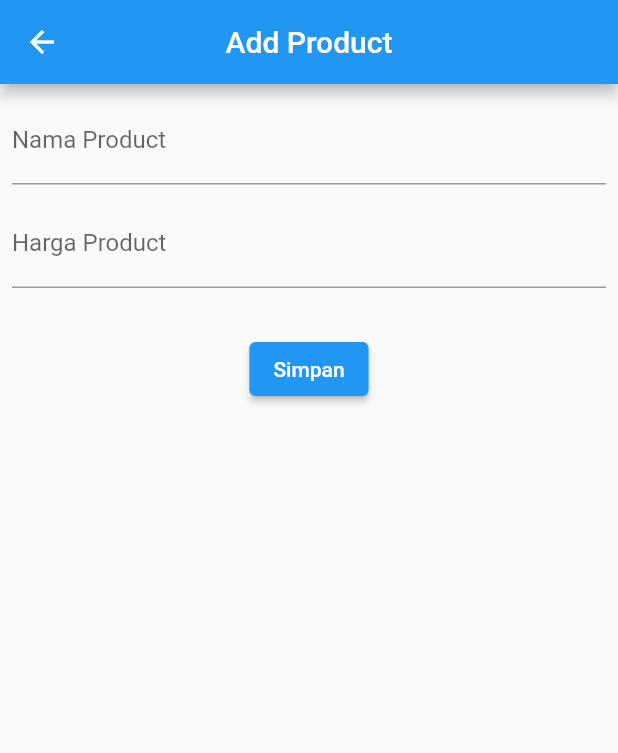
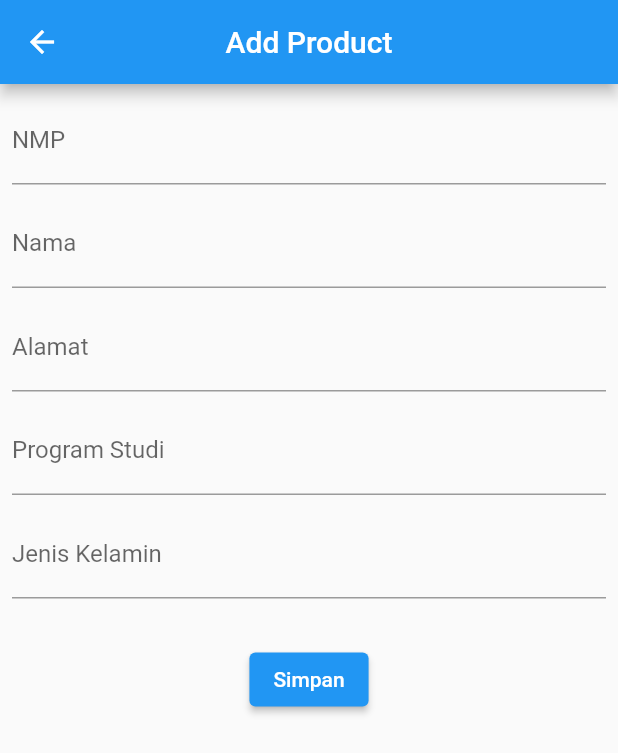
Before and after one commit to dndisaan/uts_21312061, a Flutter app: the AddProductView screen opened by its route, on a phone screen of 412 x 824 dp. Shown: the top 753 px of the screen. Run offline on Flutter 3.47's test engine with Material 2 defaults, Android fonts, the phone set to English and light mode, and no system bars; our stand-ins replace cloud_firestore, firebase_auth, firebase_core, get, google_sign_in; missing offline and left inert: dart:ffi; accounts and stored records are empty; network calls fail.

Commit message:
ini adalah commit Setelah UTS

```diff
--- a/lib/app/modules/add_product/controllers/add_product_controller.dart
+++ b/lib/app/modules/add_product/controllers/add_product_controller.dart
@@ -4,25 +4,35 @@ import 'package:get/get.dart';
 
 class AddProductController extends GetxController {
 
+  late TextEditingController cNpm;
   late TextEditingController cNama;
-  late TextEditingController cHarga;
+  late TextEditingController cAlamat;
+  late TextEditingController cProgramStudi;
+  late TextEditingController cJenisKelamin;
+
 
   FirebaseFirestore firestore = FirebaseFirestore.instance;
 
-  void addProduct(String nama, String harga) async {
-    CollectionReference products = firestore.collection("products");
+  void addProduct(String npm, String nama, String alamat, String programStudi, String jenisKelamin) async {
+    CollectionReference mahasiswa = firestore.collection("mahasiswa");
 
     try {
-      await products.add({
-        "name":nama,
-        "price":harga
+      await mahasiswa.add({
+        "NPM":npm,
+        "nama": nama,
+        "alamat":alamat,
+        "program_studi":programStudi,
+        "jk":jenisKelamin
       });
       Get.defaultDialog(
         title: "Berhasil",
         middleText: "Berhasil Menyimpan data produk",
         onConfirm: () {
+          cNpm.clear();
           cNama.clear();
-          cHarga.clear();
+          cAlamat.clear();
+          cProgramStudi.clear();
+          cJenisKelamin.clear();
           Get.back();
           Get.back();
           textConfirm:
@@ -36,16 +46,22 @@ class AddProductController extends GetxController {
   @override
   void onInit() {
     // TODO: implement onInit
+    cNpm = TextEditingController();
     cNama = TextEditingController();
-    cHarga = TextEditingController();
+    cAlamat = TextEditingController();
+    cProgramStudi = TextEditingController();
+    cJenisKelamin = TextEditingController();
     super.onInit();
   }
 
   @override
   void onClose() {
     // TODO: implement onClose
+    cNpm.dispose();
     cNama.dispose();
-    cHarga.dispose();
+    cAlamat.dispose();
+    cProgramStudi.dispose();
+    cJenisKelamin.dispose();
     super.onClose();
   }
 }
--- a/lib/app/modules/add_product/views/add_product_view.dart
+++ b/lib/app/modules/add_product/views/add_product_view.dart
@@ -18,28 +18,58 @@ class AddProductView extends GetView<AddProductController> {
         child: Column(
           children: [
             TextField(
-              controller: controller.cNama,
+              controller: controller.cNpm,
               autocorrect: false,
               textInputAction: TextInputAction.next,
-              decoration: InputDecoration(labelText: "Nama Product"),
+              keyboardType: TextInputType.number,
+              decoration: InputDecoration(labelText: "NMP"),
             ),
             SizedBox(
               height: 10,
             ),
             TextField(
-              controller: controller.cHarga,
+              controller: controller.cNama,
+              autocorrect: false,
+              textInputAction: TextInputAction.next,
+              decoration: InputDecoration(labelText: "Nama"),
+            ),
+            SizedBox(
+              height: 10,
+            ),
+            TextField(
+              controller: controller.cAlamat,
+              autocorrect: false,
+              textInputAction: TextInputAction.next,
+              decoration: InputDecoration(labelText: "Alamat"),
+            ),
+            SizedBox(
+              height: 10,
+            ),
+            TextField(
+              controller: controller.cProgramStudi,
+              autocorrect: false,
+              textInputAction: TextInputAction.next,
+              decoration: InputDecoration(labelText: "Program Studi"),
+            ),
+            SizedBox(
+              height: 10,
+            ),
+            TextField(
+              controller: controller.cJenisKelamin,
               autocorrect: false,
               textInputAction: TextInputAction.done,
-              keyboardType: TextInputType.number,
-              decoration: InputDecoration(labelText: "Harga Product"),
+              decoration: InputDecoration(labelText: "Jenis Kelamin"),
             ),
             SizedBox(
               height: 30,
             ),
             ElevatedButton(
               onPressed: () => controller.addProduct(
+                controller.cNpm.text,
                 controller.cNama.text,
-                controller.cHarga.text,
+                controller.cAlamat.text,
+                controller.cProgramStudi.text,
+                controller.cJenisKelamin.text,
               ),
               child: Text("Simpan"),
             ),
--- a/lib/app/modules/home/views/home_view.dart
+++ b/lib/app/modules/home/views/home_view.dart
@@ -43,6 +43,7 @@ class HomeView extends GetView<HomeController> {
   Widget build(BuildContext context) {
     return Scaffold(
       appBar: AppBar(
+        backgroundColor: Colors.red,
         title: const Text('HomeView'),
         centerTitle: true,
         actions: [
@@ -90,9 +91,9 @@ class HomeView extends GetView<HomeController> {
                   backgroundColor: Colors.white,
                 ),
                 title: Text(
-                    "${(listAllDocs[index].data() as Map<String, dynamic>)["name"]}"),
+                    "${(listAllDocs[index].data() as Map<String, dynamic>)["nama"]}"),
                 subtitle: Text(
-                    "${(listAllDocs[index].data() as Map<String, dynamic>)["price"]}"),
+                    "${(listAllDocs[index].data() as Map<String, dynamic>)["npm"]}"),
                 trailing: IconButton(
                   onPressed: () => showOption(listAllDocs[index].id),
                   icon: Icon(Icons.more_vert),
```
Also changed, not shown: lib/app/modules/home/controllers/home_controller.dart (+5 -5 lines), lib/app/modules/update_product/controllers/update_product_controller.dart (+25 -9 lines), lib/app/modules/update_product/views/update_product_view.dart (+43 -8 lines).
